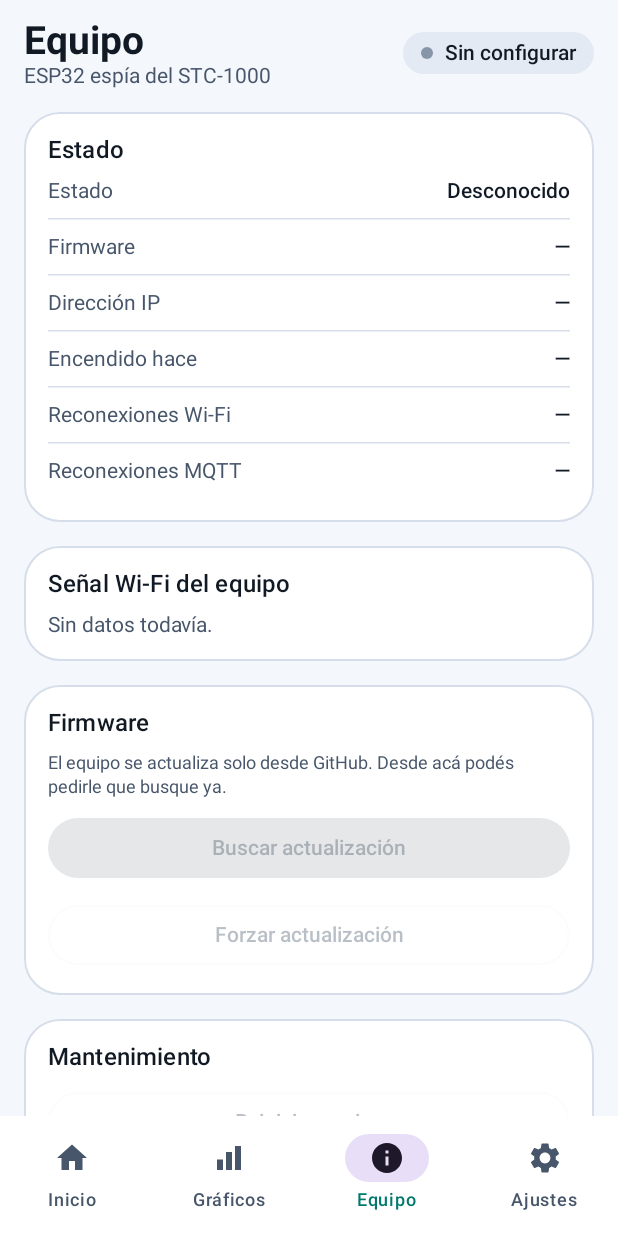
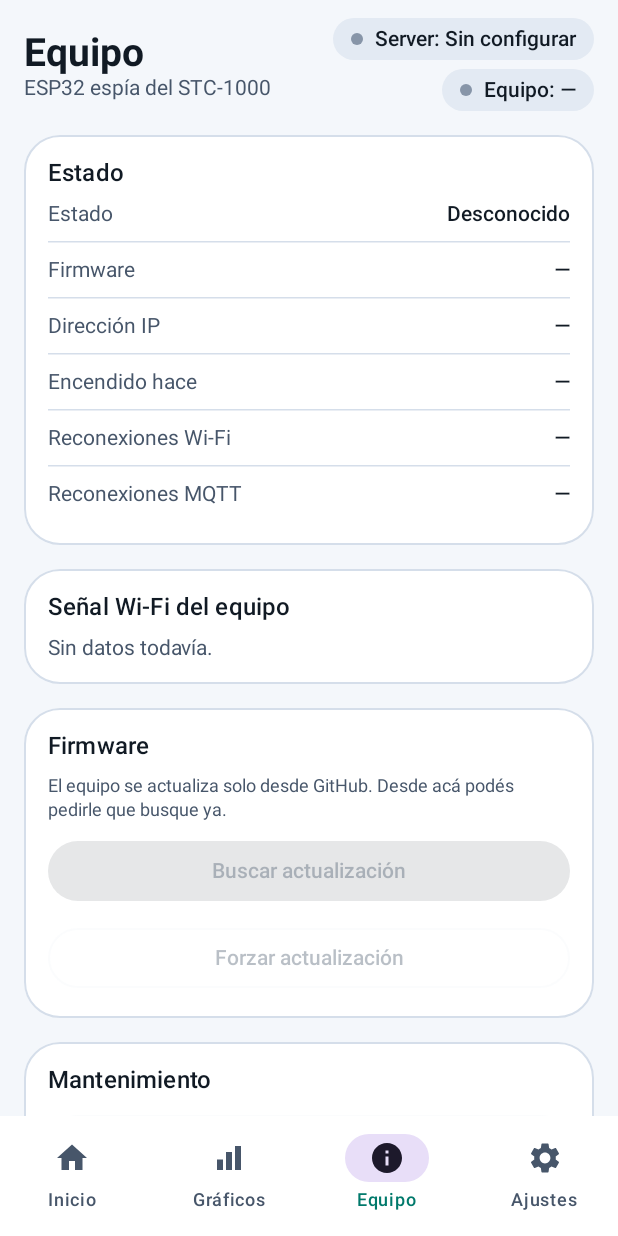
Before and after one commit to marti178/STC1000-OTA, an Android app built with Jetpack Compose: the screen it shows after launch (MainActivity), item 3 of the bottom bar chosen, on a phone screen of 412 x 824 dp. Run offline under Robolectric (Android 15) with nearby library versions, the phone set to English and light mode, and no system bars; libraries missing offline, so code that uses them is left out: com.hivemq.client.

Commit message:
App 2.3.1: dos pildoras en el encabezado (Server y Equipo) para diferenciar las conexiones
Co-Authored-By: Claude Sonnet 5.5 <noreply@anthropic.com>

```diff
--- a/android/app/build.gradle.kts
+++ b/android/app/build.gradle.kts
@@ -13,8 +13,8 @@ android {
         applicationId = "com.marti.stc1000"
         minSdk = 26
         targetSdk = 36
-        versionCode = 14
-        versionName = "2.3.0"
+        versionCode = 15
+        versionName = "2.3.1"
     }
 
     signingConfigs {
--- a/android/app/src/main/java/com/marti/stc1000/ui/Components.kt
+++ b/android/app/src/main/java/com/marti/stc1000/ui/Components.kt
@@ -63,9 +63,46 @@ fun Dot(color: Color, size: Int = 8) {
     Box(Modifier.size(size.dp).background(color, CircleShape))
 }
 
+/** Las dos píldoras del encabezado: conexión del celular con el server y estado del equipo (ESP32). */
+@Composable
+fun StatusPills(state: MainUiState) {
+    Column(horizontalAlignment = Alignment.End, verticalArrangement = Arrangement.spacedBy(6.dp)) {
+        ConnectionPill(state.connection, state.settings.isConfigured, prefix = "Server")
+        DevicePill(state)
+    }
+}
+
+/** Píldora del equipo: lo que publica el ESP32 en `estado`. Sin conexión al server no se sabe. */
+@Composable
+fun DevicePill(state: MainUiState) {
+    val st = MaterialTheme.status
+    val cs = MaterialTheme.colorScheme
+    val known = state.connection == ConnectionState.Connected
+    val (label, dot, bg) = when {
+        !known || state.device.online == null -> Triple("—", cs.outline, cs.surfaceVariant)
+        state.device.online == true -> Triple("En línea", st.ok, st.okContainer)
+        else -> Triple("Desconectado", cs.error, cs.errorContainer)
+    }
+    PillRow("Equipo: $label", dot, bg)
+}
+
+@Composable
+private fun PillRow(text: String, dot: Color, bg: Color) {
+    Row(
+        Modifier
+            .background(bg, RoundedCornerShape(50))
+            .padding(horizontal = 12.dp, vertical = 6.dp),
+        verticalAlignment = Alignment.CenterVertically,
+    ) {
+        Dot(dot)
+        Spacer(Modifier.width(8.dp))
+        Text(text, style = MaterialTheme.typography.labelLarge, fontWeight = FontWeight.SemiBold, color = MaterialTheme.colorScheme.onSurface)
+    }
+}
+
 /** Píldora de estado de la conexión MQTT. */
 @Composable
-fun ConnectionPill(conn: ConnectionState, configured: Boolean = true) {
+fun ConnectionPill(conn: ConnectionState, configured: Boolean = true, prefix: String? = null) {
     val st = MaterialTheme.status
     val cs = MaterialTheme.colorScheme
     val (label, dot, bg) = when (conn) {
@@ -78,14 +115,5 @@ fun ConnectionPill(conn: ConnectionState, configured: Boolean = true) {
         ConnectionState.Idle ->
             if (configured) Triple("Iniciando", cs.outline, cs.surfaceVariant) else Triple("Sin configurar", cs.outline, cs.surfaceVariant)
     }
-    Row(
-        Modifier
-            .background(bg, RoundedCornerShape(50))
-            .padding(horizontal = 12.dp, vertical = 6.dp),
-        verticalAlignment = Alignment.CenterVertically,
-    ) {
-        Dot(dot)
-        Spacer(Modifier.width(8.dp))
-        Text(label, style = MaterialTheme.typography.labelLarge, fontWeight = FontWeight.SemiBold, color = cs.onSurface)
-    }
+    PillRow(if (prefix != null) "$prefix: $label" else label, dot, bg)
 }
--- a/android/app/src/main/java/com/marti/stc1000/ui/DeviceScreen.kt
+++ b/android/app/src/main/java/com/marti/stc1000/ui/DeviceScreen.kt
@@ -65,7 +65,7 @@ fun DeviceScreen(
             .padding(horizontal = 16.dp, vertical = 12.dp),
         verticalArrangement = Arrangement.spacedBy(16.dp),
     ) {
-        ScreenHeader("Equipo", "ESP32 espía del STC-1000") { ConnectionPill(state.connection, state.settings.isConfigured) }
+        ScreenHeader("Equipo", "ESP32 espía del STC-1000") { StatusPills(state) }
 
         SurfaceCard {
             Column(Modifier.padding(16.dp)) {
--- a/android/app/src/main/java/com/marti/stc1000/ui/HomeScreen.kt
+++ b/android/app/src/main/java/com/marti/stc1000/ui/HomeScreen.kt
@@ -63,7 +63,7 @@ fun HomeScreen(
         verticalArrangement = Arrangement.spacedBy(16.dp),
     ) {
         ScreenHeader("Temperatura", "Termostato STC-1000") {
-            ConnectionPill(state.connection, state.settings.isConfigured)
+            StatusPills(state)
         }
         ProblemBanner(state.connection, state.loaded && !state.settings.isConfigured, onRetry)
         OtaBanner(state)
```
